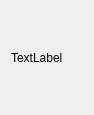
Above: subui/showimg.ui from 17636191639/SneakerClient before the change. Below: the same form after it.
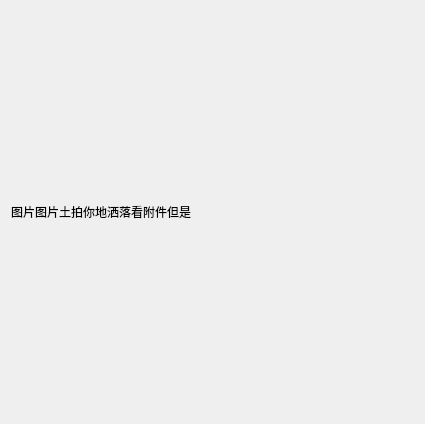
That is the form after the change.

Patch:
```diff
--- a/subui/showimg.ui
+++ b/subui/showimg.ui
@@ -6,8 +6,8 @@
    <rect>
     <x>0</x>
     <y>0</y>
-    <width>94</width>
-    <height>115</height>
+    <width>425</width>
+    <height>424</height>
    </rect>
   </property>
   <property name="windowTitle">
@@ -17,7 +17,7 @@
    <item row="0" column="0">
     <widget class="QLabel" name="lb_image">
      <property name="text">
-      <string>TextLabel</string>
+      <string>图片图片土拍你地洒落看附件但是</string>
      </property>
     </widget>
    </item>
```
